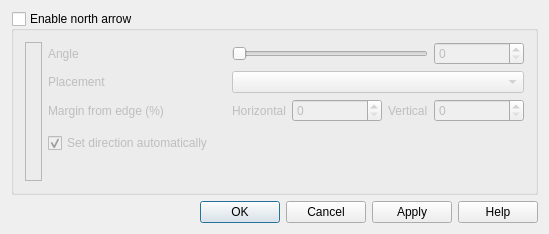
qgis/QGIS, file src/ui/qgsdecorationnortharrowdialog.ui: the form before one commit.
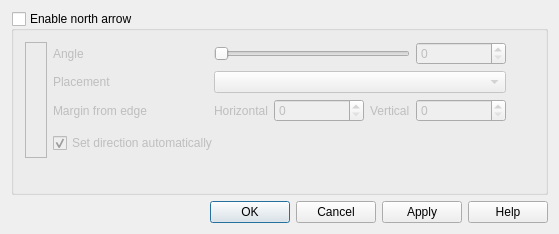
The form after the commit. Icons and pictures are not drawn. Custom widgets are drawn as their Qt base class.

Commit message:
Updated decoration items to use QgsUnitSelectionWidget.
Applies to north arrow, copyright and scalebar.

- Changed dialogs to use QgsUnitSelectionWidget.
- Added QgsSymbolV2::OutputUnit enum to decorationitem.
- Updated to use mm, pixel, or percentage units.

The edit to the form file:
```diff
--- a/src/ui/qgsdecorationnortharrowdialog.ui
+++ b/src/ui/qgsdecorationnortharrowdialog.ui
@@ -6,7 +6,7 @@
    <rect>
     <x>0</x>
     <y>0</y>
-    <width>549</width>
+    <width>559</width>
     <height>234</height>
    </rect>
   </property>
@@ -31,103 +31,6 @@
       <bool>false</bool>
      </property>
      <layout class="QGridLayout" name="gridLayout">
-      <item row="0" column="6">
-       <widget class="QSpinBox" name="spinAngle">
-        <property name="maximum">
-         <number>360</number>
-        </property>
-        <property name="singleStep">
-         <number>1</number>
-        </property>
-        <property name="value">
-         <number>0</number>
-        </property>
-       </widget>
-      </item>
-      <item row="0" column="3" colspan="3">
-       <widget class="QSlider" name="sliderRotation">
-        <property name="toolTip">
-         <string/>
-        </property>
-        <property name="maximum">
-         <number>360</number>
-        </property>
-        <property name="singleStep">
-         <number>1</number>
-        </property>
-        <property name="pageStep">
-         <number>10</number>
-        </property>
-        <property name="orientation">
-         <enum>Qt::Horizontal</enum>
-        </property>
-       </widget>
-      </item>
-      <item row="1" column="3" colspan="4">
-       <widget class="QComboBox" name="cboPlacement">
-        <property name="toolTip">
-         <string>Placement on screen</string>
-        </property>
-       </widget>
-      </item>
-      <item row="2" column="3">
-       <widget class="QLabel" name="labelHorizontal">
-        <property name="text">
-         <string>Horizontal</string>
-        </property>
-       </widget>
-      </item>
-      <item row="2" column="5">
-       <widget class="QLabel" name="labelVertical">
-        <property name="text">
-         <string>Vertical</string>
-        </property>
-       </widget>
-      </item>
-      <item row="2" column="6">
-       <widget class="QgsSpinBox" name="spinVertical">
-        <property name="minimumSize">
-         <size>
-          <width>90</width>
-          <height>0</height>
-         </size>
-        </property>
-        <property name="whatsThis">
-         <string extracomment="Distance from the top of the canvas as a percentage of page height"/>
-        </property>
-        <property name="minimum">
-         <number>0</number>
-        </property>
-        <property name="maximum">
-         <number>100</number>
-        </property>
-        <property name="value">
-         <number>0</number>
-        </property>
-       </widget>
-      </item>
-      <item row="2" column="4">
-       <widget class="QgsSpinBox" name="spinHorizontal">
-        <property name="minimumSize">
-         <size>
-          <width>90</width>
-          <height>0</height>
-         </size>
-        </property>
-        <property name="whatsThis">
-         <string extracomment="Distance from the left of the canvas as a percentage of page width"/>
-        </property>
-        <property name="minimum">
-         <number>0</number>
-        </property>
-        <property name="maximum">
-         <number>100</number>
-        </property>
-        <property name="value">
-         <number>0</number>
-        </property>
-       </widget>
-      </item>
       <item row="0" column="1">
        <widget class="QLabel" name="textLabel6">
         <property name="sizePolicy">
@@ -150,6 +53,19 @@
         </property>
        </widget>
       </item>
+      <item row="0" column="5">
+       <widget class="QSpinBox" name="spinAngle">
+        <property name="maximum">
+         <number>360</number>
+        </property>
+        <property name="singleStep">
+         <number>1</number>
+        </property>
+        <property name="value">
+         <number>0</number>
+        </property>
+       </widget>
+      </item>
       <item row="1" column="1">
        <widget class="QLabel" name="textLabel8">
         <property name="text">
@@ -182,11 +98,72 @@
          </size>
         </property>
         <property name="text">
-         <string>Margin from edge (%)</string>
+         <string>Margin from edge</string>
         </property>
        </widget>
       </item>
-      <item row="3" column="1" colspan="6">
+      <item row="2" column="2">
+       <widget class="QLabel" name="labelHorizontal">
+        <property name="text">
+         <string>Horizontal</string>
+        </property>
+       </widget>
+      </item>
+      <item row="2" column="3">
+       <widget class="QgsSpinBox" name="spinHorizontal">
+        <property name="minimumSize">
+         <size>
+          <width>90</width>
+          <height>0</height>
+         </size>
+        </property>
+        <property name="whatsThis">
+         <string extracomment="Distance from the left of the canvas as a percentage of page width"/>
+        </property>
+        <property name="minimum">
+         <number>0</number>
+        </property>
+        <property name="maximum">
+         <number>100</number>
+        </property>
+        <property name="value">
+         <number>0</number>
+        </property>
+       </widget>
+      </item>
+      <item row="2" column="4">
+       <widget class="QLabel" name="labelVertical">
+        <property name="text">
+         <string>Vertical</string>
+        </property>
+       </widget>
+      </item>
+      <item row="2" column="5">
+       <widget class="QgsSpinBox" name="spinVertical">
+        <property name="minimumSize">
+         <size>
+          <width>90</width>
+          <height>0</height>
+         </size>
+        </property>
+        <property name="whatsThis">
+         <string extracomment="Distance from the top of the canvas as a percentage of page height"/>
+        </property>
+        <property name="minimum">
+         <number>0</number>
+        </property>
+        <property name="maximum">
+         <number>100</number>
+        </property>
+        <property name="value">
+         <number>0</number>
+        </property>
+       </widget>
+      </item>
+      <item row="2" column="6">
+       <widget class="QgsUnitSelectionWidget" name="wgtUnitSelection" native="true"/>
+      </item>
+      <item row="3" column="1" colspan="2">
        <widget class="QCheckBox" name="cboxAutomatic">
         <property name="sizePolicy">
          <sizepolicy hsizetype="Minimum" vsizetype="Fixed">
@@ -214,7 +191,46 @@
         </property>
        </widget>
       </item>
-      <item row="0" column="0" rowspan="5">
+      <item row="4" column="1">
+       <spacer name="verticalSpacer">
+        <property name="orientation">
+         <enum>Qt::Vertical</enum>
+        </property>
+        <property name="sizeHint" stdset="0">
+         <size>
+          <width>20</width>
+          <height>7</height>
+         </size>
+        </property>
+       </spacer>
+      </item>
+      <item row="1" column="2" colspan="4">
+       <widget class="QComboBox" name="cboPlacement">
+        <property name="toolTip">
+         <string>Placement on screen</string>
+        </property>
+       </widget>
+      </item>
+      <item row="0" column="2" colspan="3">
+       <widget class="QSlider" name="sliderRotation">
+        <property name="toolTip">
+         <string/>
+        </property>
+        <property name="maximum">
+         <number>360</number>
+        </property>
+        <property name="singleStep">
+         <number>1</number>
+        </property>
+        <property name="pageStep">
+         <number>10</number>
+        </property>
+        <property name="orientation">
+         <enum>Qt::Horizontal</enum>
+        </property>
+       </widget>
+      </item>
+      <item row="0" column="0" rowspan="4">
        <widget class="QLabel" name="pixmapLabel">
         <property name="sizePolicy">
          <sizepolicy hsizetype="Preferred" vsizetype="MinimumExpanding">
@@ -258,6 +274,12 @@
    <extends>QSpinBox</extends>
    <header>qgsspinbox.h</header>
   </customwidget>
+  <customwidget>
+   <class>QgsUnitSelectionWidget</class>
+   <extends>QWidget</extends>
+   <header>qgsunitselectionwidget.h</header>
+   <container>1</container>
+  </customwidget>
  </customwidgets>
  <tabstops>
   <tabstop>grpEnable</tabstop>
```
Left out of the diff: 13 changed lines with no effect on the pictures. The commit also changes 10 other files.
